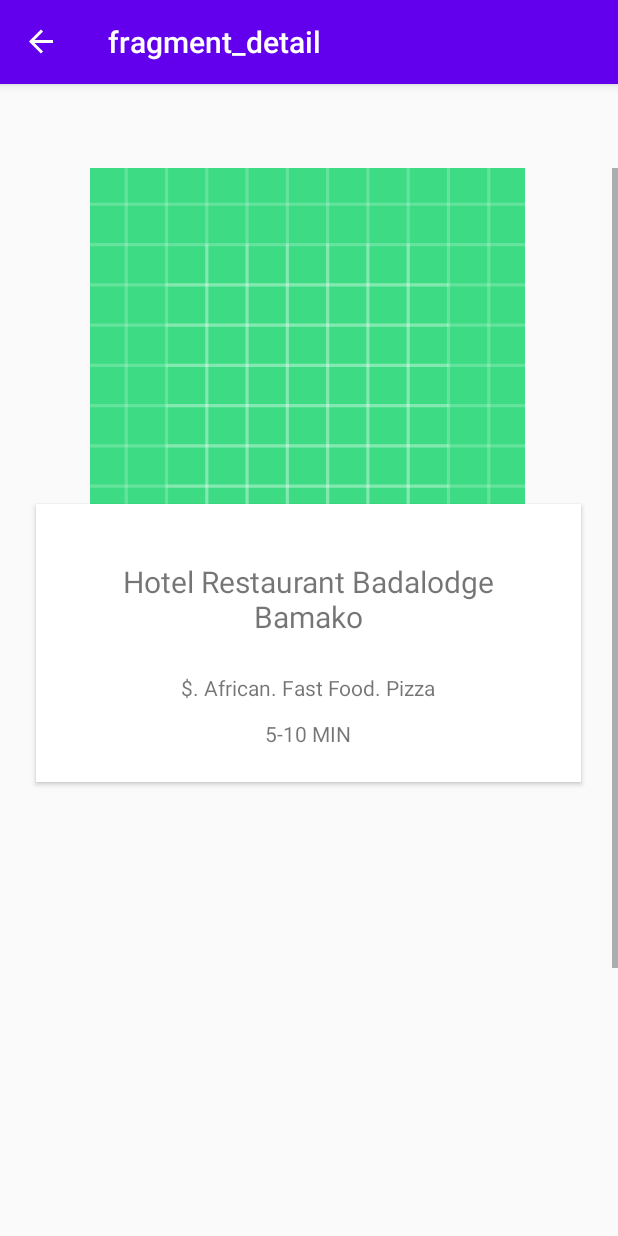
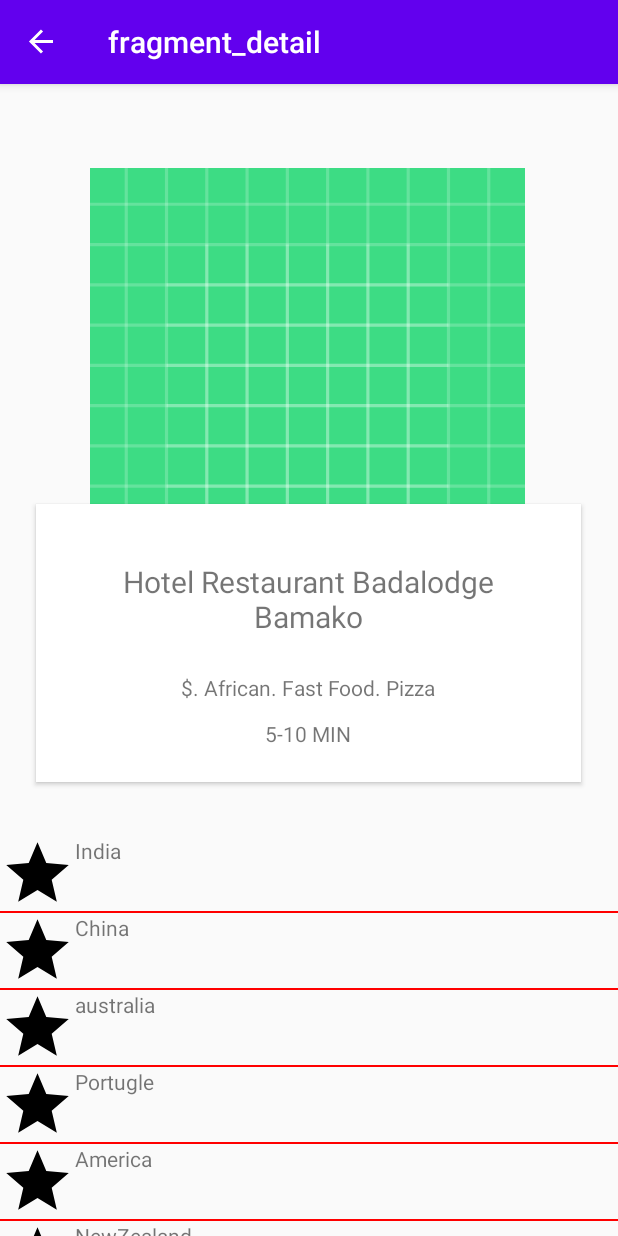
Before and after one commit to acamara2016/EasyFood, an Android app: the DetailFragment screen opened through its navigation route, on a phone screen of 412 x 824 dp. Run offline under Robolectric (Android 15) with nearby library versions, the light colour scheme and no system bars; our stand-ins replace Picasso, navigation-ui; pictures from the network do not load; 3 statements that could not run were skipped.

Commit message:
Implemented a list view for food listing

```diff
--- a/app/build.gradle
+++ b/app/build.gradle
@@ -6,12 +6,11 @@ android {
 
     defaultConfig {
         applicationId "com.project.easyfood_1_0"
-        minSdkVersion 16
+        minSdkVersion 21
         targetSdkVersion 29
         versionCode 1
         versionName "1.0"
         android.defaultConfig.vectorDrawables.useSupportLibrary = true
-
         testInstrumentationRunner "androidx.test.runner.AndroidJUnitRunner"
     }
 
--- /dev/null
+++ b/app/src/main/java/com/project/easyfood_1_0/CustomListAdapter.java
@@ -0,0 +1,51 @@
+package com.project.easyfood_1_0;
+
+import android.content.Context;
+import android.media.Image;
+import android.view.LayoutInflater;
+import android.view.View;
+import android.view.ViewGroup;
+import android.widget.BaseAdapter;
+import android.widget.ImageView;
+import android.widget.TextView;
+
+import java.util.zip.Inflater;
+
+public class CustomListAdapter extends BaseAdapter {
+    Context context;
+    String countryList[];
+    int flags[];
+    LayoutInflater inflter;
+
+    public CustomListAdapter(Context applicationContext, String[] countryList, int[] flags) {
+        this.context = context;
+        this.countryList = countryList;
+        this.flags = flags;
+        inflter = (LayoutInflater.from(applicationContext));
+    }
+
+    @Override
+    public int getCount() {
+        return countryList.length;
+    }
+
+    @Override
+    public Object getItem(int i) {
+        return null;
+    }
+
+    @Override
+    public long getItemId(int i) {
+        return 0;
+    }
+
+    @Override
+    public View getView(int i, View view, ViewGroup viewGroup) {
+        view = inflter.inflate(R.layout.actiivity_listview, null);
+        TextView country = (TextView) view.findViewById(R.id.textView);
+        ImageView icon = (ImageView) view.findViewById(R.id.icon);
+        country.setText(countryList[i]);
+        icon.setImageResource(flags[i]);
+        return view;
+    }
+}
--- a/app/src/main/java/com/project/easyfood_1_0/DetailFragment.java
+++ b/app/src/main/java/com/project/easyfood_1_0/DetailFragment.java
@@ -1,10 +1,13 @@
 package com.project.easyfood_1_0;
 
+import android.annotation.SuppressLint;
 import android.os.Bundle;
 import android.view.LayoutInflater;
 import android.view.View;
 import android.view.ViewGroup;
+import android.widget.ArrayAdapter;
 import android.widget.ImageView;
+import android.widget.ListView;
 import android.widget.TextView;
 
 import androidx.annotation.NonNull;
@@ -33,18 +36,27 @@ public class DetailFragment extends Fragment implements OnMapReadyCallback {
     private TextView englishCostView;
     private TextView delivery_estimate;
     private TextView restaurant_type;
+    private ListView listView;
 
+    @SuppressLint("WrongViewCast")
     public View onCreateView(@NonNull LayoutInflater inflater,
                              ViewGroup container, Bundle savedInstanceState) {
         View view = inflater.inflate(R.layout.fragment_detail_2, container, false);
         //SupportMapFragment mapFragment = (SupportMapFragment) getChildFragmentManager().findFragmentById(R.id.map);
-
+        String[] foods={"Food1","Food2","Food3","Food4","Food5","Food6"};
         initViews(view);
         final Restaurant event = (Restaurant) getArguments().getSerializable("restaurant");
         Picasso.get().load(event.getImage()).fit().centerCrop().into(eventImageView);
         eventTitleView.setText(event.getName());
         delivery_estimate.setText("5-10 MIN");
         restaurant_type.setText("$. African. Fast Food. Pizza");
+
+        ListView simpleList;
+        String countryList[] = {"India", "China", "australia", "Portugle", "America", "NewZealand"};
+        int flags[] = {R.drawable.ic_star_black_24dp, R.drawable.ic_star_black_24dp, R.drawable.ic_star_black_24dp, R.drawable.ic_star_black_24dp, R.drawable.ic_star_black_24dp, R.drawable.ic_star_black_24dp};
+        simpleList = (ListView) view.findViewById(R.id.simpleListView);
+        CustomListAdapter customAdapter = new CustomListAdapter(getContext(), countryList, flags);
+        simpleList.setAdapter(customAdapter);
 
         /*mapFragment.getMapAsync(new OnMapReadyCallback() {
             @Override
@@ -76,7 +88,7 @@ public class DetailFragment extends Fragment implements OnMapReadyCallback {
         eventTitleView = view.findViewById(R.id.restaurant_title);
         delivery_estimate = view.findViewById(R.id.delivery_duration_vew);
         restaurant_type = view.findViewById(R.id.type_view);
-
+        listView=view.findViewById(R.id.food_listing);
 
     }
 
--- /dev/null
+++ b/app/src/main/res/layout/actiivity_listview.xml
@@ -0,0 +1,22 @@
+<?xml version="1.0" encoding="utf-8"?>
+<LinearLayout xmlns:android="http://schemas.android.com/apk/res/android"
+    xmlns:app="http://schemas.android.com/apk/res-auto"
+    android:layout_width="match_parent"
+    android:layout_height="match_parent"
+    android:orientation="horizontal">
+
+    <ImageView
+        android:id="@+id/icon"
+        android:layout_width="50dp"
+        android:layout_height="50dp"
+        app:srcCompat="@drawable/ic_account_box_black_24dp" />
+
+    <TextView
+        android:id="@+id/textView"
+        android:layout_width="wrap_content"
+        android:layout_height="wrap_content"
+        android:height="50dp"
+        android:layout_weight="1"
+        android:text="TextView" />
+
+</LinearLayout>
--- a/app/src/main/res/layout/fragment_detail_2.xml
+++ b/app/src/main/res/layout/fragment_detail_2.xml
@@ -1,16 +1,15 @@
 <?xml version="1.0" encoding="utf-8"?>
-<ScrollView xmlns:app="http://schemas.android.com/apk/res-auto"
+<androidx.core.widget.NestedScrollView xmlns:android="http://schemas.android.com/apk/res/android"
+    xmlns:app="http://schemas.android.com/apk/res-auto"
     xmlns:tools="http://schemas.android.com/tools"
     android:layout_width="match_parent"
-    android:layout_height="match_parent"
-    xmlns:android="http://schemas.android.com/apk/res/android">
+    android:fillViewport="true"
+    android:layout_height="match_parent">
 
     <androidx.constraintlayout.widget.ConstraintLayout
         android:id="@+id/linearLayout"
         android:layout_width="match_parent"
-        android:layout_height="wrap_content"
-        app:layout_constraintBottom_toTopOf="@+id/view"
-        app:layout_constraintTop_toTopOf="@+id/view">
+        android:layout_height="wrap_content">
 
         <View
             android:id="@+id/view"
@@ -52,10 +51,10 @@
             android:layout_width="263dp"
             android:layout_height="95dp"
             android:layout_marginTop="16dp"
-            android:textSize="20sp"
             android:elevation="2dp"
             android:gravity="center"
             android:text="Hotel Restaurant Badalodge Bamako"
+            android:textSize="20sp"
             app:layout_constraintEnd_toEndOf="@+id/view2"
             app:layout_constraintStart_toStartOf="@+id/view2"
             app:layout_constraintTop_toTopOf="@+id/view2" />
@@ -75,8 +74,8 @@
         <TextView
             android:id="@+id/delivery_duration_vew"
             android:layout_width="110dp"
+            android:layout_height="28dp"
             android:elevation="2dp"
-            android:layout_height="28dp"
             android:gravity="center"
             android:text="30 - 40 MIN"
             app:layout_constraintEnd_toEndOf="@+id/view2"
@@ -84,14 +83,19 @@
             app:layout_constraintTop_toBottomOf="@+id/type_view" />
 
         <ListView
-            android:layout_width="412dp"
-            android:layout_height="513dp"
-            android:layout_marginTop="28dp"
+            android:id="@+id/simpleListView"
+            android:layout_width="match_parent"
+            android:nestedScrollingEnabled="true"
+            android:layout_height="500dp"
+            android:layout_marginTop="36dp"
+            android:divider="#f00"
+            android:dividerHeight="1dp"
             app:layout_constraintEnd_toEndOf="parent"
-            app:layout_constraintHorizontal_bias="0.0"
+            app:layout_constraintHorizontal_bias="1.0"
             app:layout_constraintStart_toStartOf="parent"
             app:layout_constraintTop_toBottomOf="@+id/view2" />
 
+
     </androidx.constraintlayout.widget.ConstraintLayout>
 
-</ScrollView>
+</androidx.core.widget.NestedScrollView>
```
Also changed, not shown: app/src/main/res/layout/keep.xml (added, +93 -0 lines), app/src/main/res/layout/keep2.xml (added, +8 -0 lines).
